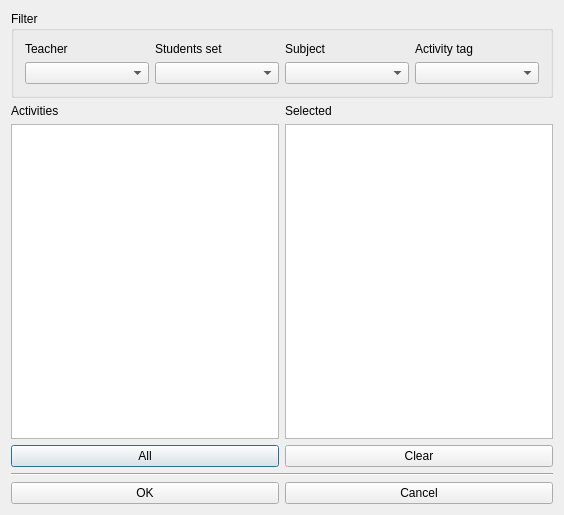
Old version of the form fet/src/interface/modifygroupactivitiesininitialorderitemform_template.ui in the repository vonmecheln/fet.
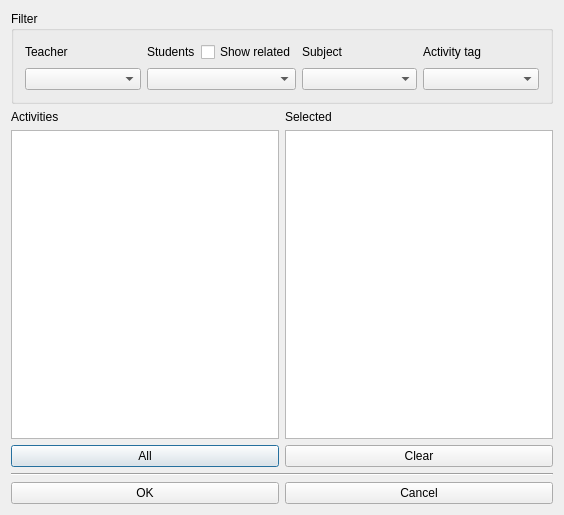
New version of the form.

The edit to the form file:
```diff
--- a/fet/src/interface/modifygroupactivitiesininitialorderitemform_template.ui
+++ b/fet/src/interface/modifygroupactivitiesininitialorderitemform_template.ui
@@ -21,6 +21,8 @@
      </property>
      <layout class="QGridLayout" name="gridLayout">
       <item row="0" column="0">
+       <layout class="QVBoxLayout" name="verticalLayout_4">
+        <item>
        <widget class="QLabel" name="teachersTextLabel">
         <property name="text">
          <string>Teacher</string>
@@ -30,17 +32,42 @@
         </property>
        </widget>
       </item>
+        <item>
+         <widget class="QComboBox" name="teachersComboBox"/>
+        </item>
+       </layout>
+      </item>
       <item row="0" column="1">
+       <layout class="QVBoxLayout" name="verticalLayout_3">
+        <item>
+         <layout class="QHBoxLayout" name="horizontalLayout_2">
+          <item>
        <widget class="QLabel" name="studentsTextLabel">
         <property name="text">
-         <string>Students set</string>
+             <string>Students</string>
         </property>
         <property name="wordWrap">
          <bool>false</bool>
         </property>
        </widget>
+          </item>
+          <item>
+           <widget class="QCheckBox" name="showRelatedCheckBox">
+            <property name="text">
+             <string>Show related</string>
+            </property>
+           </widget>
+          </item>
+         </layout>
+        </item>
+        <item>
+         <widget class="QComboBox" name="studentsComboBox"/>
+        </item>
+       </layout>
       </item>
       <item row="0" column="2">
+       <layout class="QVBoxLayout" name="verticalLayout_5">
+        <item>
        <widget class="QLabel" name="subjectsTextLabel">
         <property name="text">
          <string>Subject</string>
@@ -50,7 +77,14 @@
         </property>
        </widget>
       </item>
+        <item>
+         <widget class="QComboBox" name="subjectsComboBox"/>
+        </item>
+       </layout>
+      </item>
       <item row="0" column="3">
+       <layout class="QVBoxLayout" name="verticalLayout_6">
+        <item>
        <widget class="QLabel" name="activityTagsTextLabel">
         <property name="text">
          <string>Activity tag</string>
@@ -60,17 +94,10 @@
         </property>
        </widget>
       </item>
-      <item row="1" column="0">
-       <widget class="QComboBox" name="teachersComboBox"/>
-      </item>
-      <item row="1" column="1">
-       <widget class="QComboBox" name="studentsComboBox"/>
-      </item>
-      <item row="1" column="2">
-       <widget class="QComboBox" name="subjectsComboBox"/>
-      </item>
-      <item row="1" column="3">
+        <item>
        <widget class="QComboBox" name="activityTagsComboBox"/>
+        </item>
+       </layout>
       </item>
      </layout>
     </widget>
```
Lines whose indentation alone changed are shown as unchanged.
